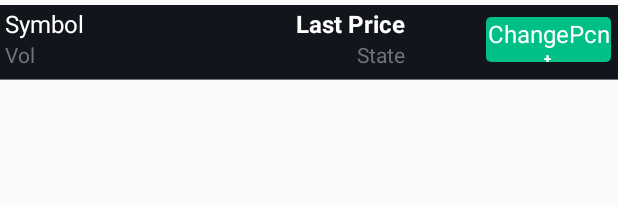
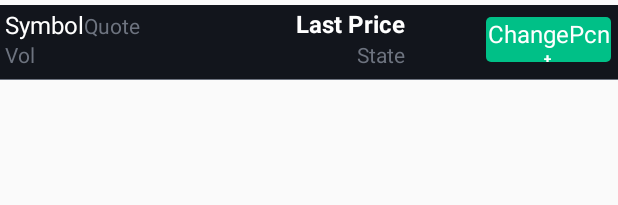
Before and after one commit to junnguyen152/BitmexApp, an Android app: the layout recycler_instrument_row.xml on its own in the app's theme, with its tools: preview values and no code run, on a phone screen of 412 x 824 dp. Shown: the top 205 px of the screen. Run offline under Robolectric (Android 15) with nearby library versions, the phone set to English and light mode, and no system bars.

Commit message:
Chỉnh sửa text symbol, quote trong giao diện Markets

```diff
--- a/app/src/main/java/skysoft/com/bitmexapp/Adapter/RecyclerInstrumentAdapter.java
+++ b/app/src/main/java/skysoft/com/bitmexapp/Adapter/RecyclerInstrumentAdapter.java
@@ -49,7 +49,8 @@ public class RecyclerInstrumentAdapter extends RecyclerView.Adapter<RecyclerInst
         nf.setMinimumFractionDigits(2);
         String percent = nf.format(percentfloat);
 
-        holder.symbol.setText(item.get(position).getSymbol()+"/"+item.get(position).getQuoteCurrency());
+        holder.symbol.setText(item.get(position).getSymbol());
+        holder.quote.setText(" / "+item.get(position).getQuoteCurrency());
         holder.volume.setText(volume);
         holder.state.setText(item.get(position).getState());
 
@@ -75,12 +76,13 @@ public class RecyclerInstrumentAdapter extends RecyclerView.Adapter<RecyclerInst
 
     public class ViewHolder extends RecyclerView.ViewHolder {
 
-        public TextView symbol, volume, lastPrice, state, changePcnt;
+        public TextView symbol, quote, volume, lastPrice, state, changePcnt;
 
         public ViewHolder(View itemView) {
             super(itemView);
 
             symbol = (TextView) itemView.findViewById(R.id.symbol);
+            quote = (TextView) itemView.findViewById(R.id.quote);
             volume = (TextView) itemView.findViewById(R.id.volume);
             lastPrice = (TextView) itemView.findViewById(R.id.lastPrice);
             state = (TextView) itemView.findViewById(R.id.state);
--- a/app/src/main/res/layout/recycler_instrument_row.xml
+++ b/app/src/main/res/layout/recycler_instrument_row.xml
@@ -20,17 +20,31 @@
             android:layout_height="50dp"
             android:layout_weight="1"
             android:orientation="vertical">
+            <LinearLayout
+                android:layout_width="match_parent"
+                android:layout_height="25dp">
                 <TextView
                     android:paddingLeft="5dp"
                     android:text="Symbol"
                     android:id="@+id/symbol"
-                android:layout_width="match_parent"
+                    android:layout_width="wrap_content"
                     android:layout_height="25dp"
                     android:background="@drawable/backlist"
                     android:textSize="16sp"
                     android:textColor="#ffff"
-                android:gravity="bottom|left"
+                    android:gravity="bottom"
                     />
+                <TextView
+                    android:layout_width="wrap_content"
+                    android:layout_height="25dp"
+                    android:id="@+id/quote"
+                    android:text="Quote"
+                    android:textColor="@color/grey"
+                    android:textSize="14sp"
+                    android:gravity="bottom"
+                    />
+            </LinearLayout>
+
             <TextView
                 android:paddingLeft="5dp"
                 android:text="Vol"
```
Lines whose indentation alone changed are shown as unchanged.
